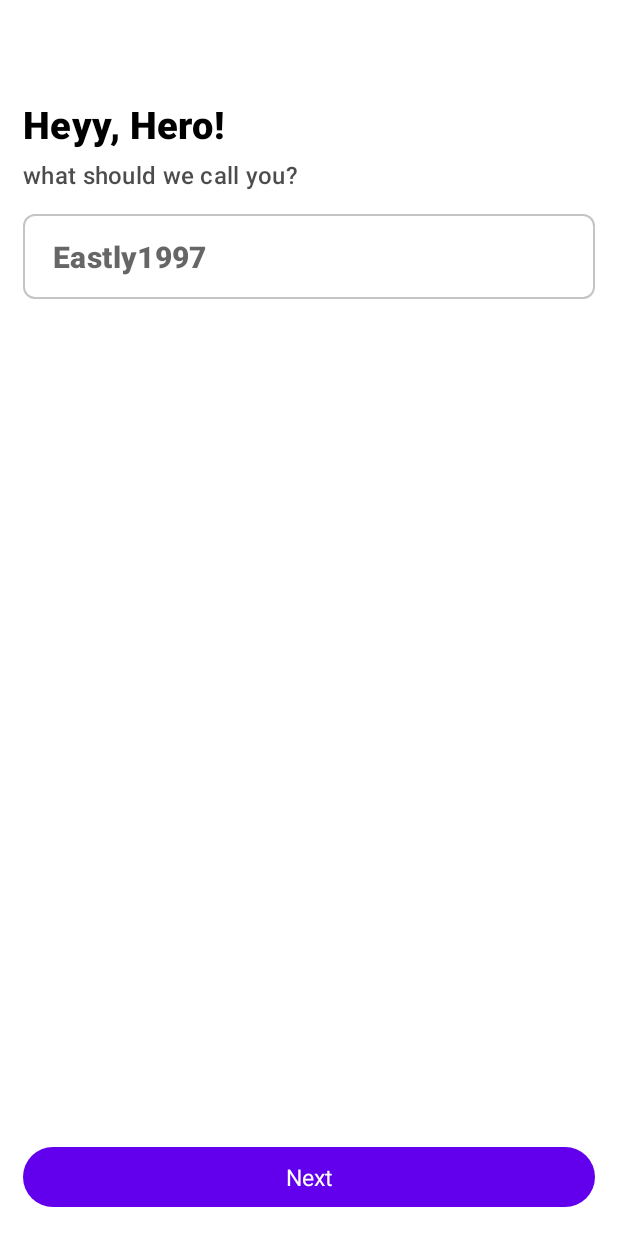
After one commit to Eastly1997/Swarm_hackaton, an Android app: the RegisterUserActivity screen opened directly, with no data from a screen before it, on a phone screen of 412 x 824 dp. The commit adds this screen. Run offline under Robolectric (Android 15) with nearby library versions, the phone set to English and light mode, and no system bars; our stand-ins replace Firebase (no records; nobody signed in at launch, a user with empty details on screens opened directly), data binding; 2 statements that could not run were skipped.

Commit message:
Implement User registration
[User] jw.bodoso

```diff
--- /dev/null
+++ b/app/src/main/java/com/lakbay/pamayanan/RegisterUserActivity.kt
@@ -0,0 +1,53 @@
+package com.lakbay.pamayanan
+
+import android.content.Intent
+import android.os.Bundle
+import android.view.View
+import androidx.appcompat.app.AppCompatActivity
+import com.google.firebase.firestore.ktx.firestore
+import com.google.firebase.ktx.Firebase
+import com.lakbay.pamayanan.databinding.ActivityRegisterUserBinding
+
+class RegisterUserActivity: AppCompatActivity() {
+
+    private lateinit var binding: ActivityRegisterUserBinding
+    private lateinit var uid: String
+    private val db = Firebase.firestore
+    private val usersRef = db.collection("users")
+
+    override fun onCreate(savedInstanceState: Bundle?) {
+        super.onCreate(savedInstanceState)
+        binding = ActivityRegisterUserBinding.inflate(layoutInflater)
+        setContentView(binding.root)
+
+        init()
+    }
+
+    private fun init() {
+        if(intent.extras == null) {
+            startActivity(Intent(this, ProvisioningActivity ::class.java))
+            finish()
+        }
+
+        uid = intent.getStringExtra("user_id").toString()
+
+        binding.warningMessage = ""
+        binding.checkUser = View.OnClickListener {
+            updateUser()
+        }
+    }
+
+    private fun updateUser() {
+
+        usersRef.whereEqualTo("userName", binding.userName).get().addOnSuccessListener {
+            if(it.isEmpty) {
+                usersRef.document(uid).update("userName", binding.userName).addOnSuccessListener {
+                    startActivity(Intent(this, MainActivity ::class.java))
+                    finishAffinity()
+                }
+            } else {
+                binding.warningMessage = "That hero is already helping"
+            }
+        }
+    }
+}
--- a/app/src/main/java/com/lakbay/pamayanan/fragments/HomeFragment.kt
+++ b/app/src/main/java/com/lakbay/pamayanan/fragments/HomeFragment.kt
@@ -33,7 +33,7 @@ class HomeFragment : Fragment() {
         return binding.root
     }
 
-    override fun onViewCreated(view: View, savedInstanceState: Bundle?) {
+     override fun onViewCreated(view: View, savedInstanceState: Bundle?) {
         super.onViewCreated(view, savedInstanceState)
         binding.displayAds.setOnClickListener {
            displayAds()
--- /dev/null
+++ b/app/src/main/res/layout/activity_register_user.xml
@@ -0,0 +1,61 @@
+<?xml version="1.0" encoding="utf-8"?>
+<layout xmlns:android="http://schemas.android.com/apk/res/android">
+
+    <data>
+        <variable
+            name="UserName"
+            type="String" />
+        <variable
+            name="WarningMessage"
+            type="String" />
+        <variable
+            name="CheckUser"
+            type="android.view.View.OnClickListener" />
+    </data>
+    <LinearLayout
+        android:layout_width="match_parent"
+        android:layout_height="match_parent"
+        android:padding="@dimen/common_padding_activity"
+        android:orientation="vertical">
+        <TextView
+            android:layout_marginTop="50dp"
+            android:layout_width="wrap_content"
+            android:layout_height="wrap_content"
+            style="@style/TextHeader"
+            android:text="Heyy, Hero!"/>
+        <TextView
+            android:layout_marginTop="5dp"
+            android:layout_width="wrap_content"
+            android:layout_height="wrap_content"
+            style="@style/TextContent"
+            android:textColor="@color/black_70"
+            android:text="what should we call you?"/>
+        <EditText
+            android:layout_marginTop="15dp"
+            android:layout_width="match_parent"
+            android:layout_height="wrap_content"
+            android:background="@drawable/rounded_view"
+            style="@style/TextHeader2"
+            android:hint="Eastly1997"
+            android:text="@={UserName}"/>
+        <TextView
+            android:layout_marginTop="5dp"
+            android:layout_width="wrap_content"
+            android:layout_height="wrap_content"
+            android:text="@{WarningMessage}"
+            android:textStyle="bold"
+            android:textColor="@color/warning"/>
+        <LinearLayout
+            android:layout_weight="1"
+            android:layout_width="match_parent"
+            android:layout_height="0dp"
+            android:gravity="bottom">
+            <Button
+                android:layout_width="match_parent"
+                android:layout_height="wrap_content"
+                style="@style/CommonButton"
+                android:text="Next"
+                android:onClick="@{CheckUser}"/>
+        </LinearLayout>
+    </LinearLayout>
+</layout>
--- a/app/src/main/res/values/colors.xml
+++ b/app/src/main/res/values/colors.xml
@@ -13,10 +13,11 @@
     <color name="background_card">#FFFFFF</color>
     <color name="white_50">#80FFFFFF</color>
     <color name="white_80">#CCFFFFFF</color>
-    <color name="black_80">#CC000000</color>
+    <color name="black_70">#B3000000</color>
 
     <color name="background_dim">#33000000</color>
     <color name="transparent">#00FFFFFF</color>
     <color name="cuisine_color1">#353535</color>
     <color name="cuisine_color2">#555555</color>
+    <color name="warning">#a64452</color>
 </resources>
--- a/app/src/main/res/values/dimens.xml
+++ b/app/src/main/res/values/dimens.xml
@@ -4,4 +4,5 @@
     <dimen name="common_padding_sides">10dp</dimen>
     <dimen name="common_padding_top_bottom">5dp</dimen>
     <dimen name="common_padding_activity_side">15dp</dimen>
+    <dimen name="common_padding_activity">15dp</dimen>
 </resources>
--- a/app/src/main/res/values/strings.xml
+++ b/app/src/main/res/values/strings.xml
@@ -1,3 +1,5 @@
 <resources>
-    <string name="app_name">Practice</string>
+    <string name="app_name">Juan Earth</string>
+    <!-- TODO: Remove or change this placeholder text -->
+    <string name="hello_blank_fragment">Hello blank fragment</string>
 </resources>
--- a/app/src/main/res/values/styles.xml
+++ b/app/src/main/res/values/styles.xml
@@ -50,4 +50,11 @@
         <item name="android:layout_marginTop">15dp</item>
     </style>
 
+    <style name="CommonButton" parent="Widget.Material3.Button">
+        <item name="cardCornerRadius">20dp</item>
+        <item name="textAllCaps">false</item>
+        <item name="android:textSize">15sp</item>
+        <item name="android:textColor">@color/white</item>
+    </style>
+
 </resources>
--- a/build.gradle
+++ b/build.gradle
@@ -9,7 +9,8 @@ buildscript {
         classpath 'com.android.tools.build:gradle:7.1.1'
         classpath "org.jetbrains.kotlin:kotlin-gradle-plugin:1.6.10"
         classpath("com.google.android.libraries.mapsplatform.secrets-gradle-plugin:secrets-gradle-plugin:2.0.1")
-        classpath 'com.google.gms:google-services:4.3.3'
+        classpath 'com.google.gms:google-services:4.3.10'
+        classpath 'com.google.firebase:firebase-crashlytics-gradle:2.8.1'
         // NOTE: Do not place your application dependencies here; they belong
         // in the individual module build.gradle files
     }
```
Also changed, not shown: app/build.gradle (+6 -1 lines), app/src/main/AndroidManifest.xml (+6 -3 lines), app/src/main/java/com/lakbay/pamayanan/PhoneAuthenticationActivity.kt (+51 -8 lines), app/src/main/java/com/lakbay/pamayanan/viewModels/User.kt (added, +9 -0 lines), app/src/main/res/layout/activity_phone_authentication.xml (+8 -13 lines), 2 other files.
